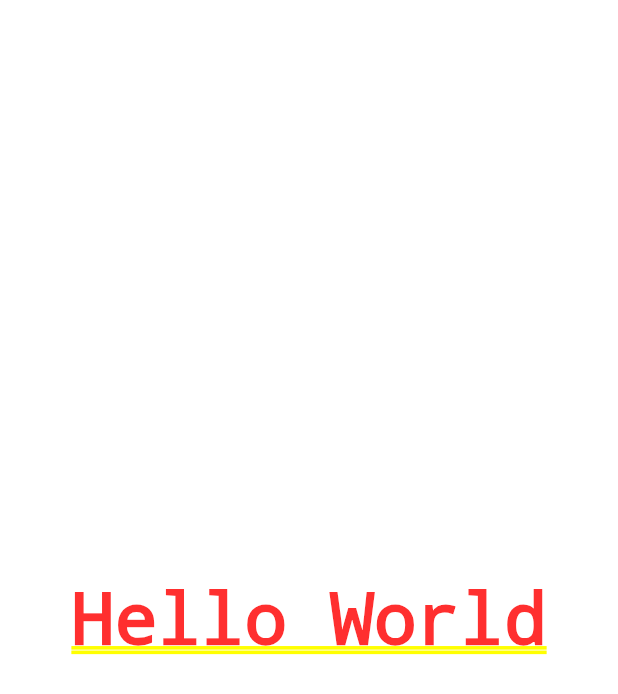
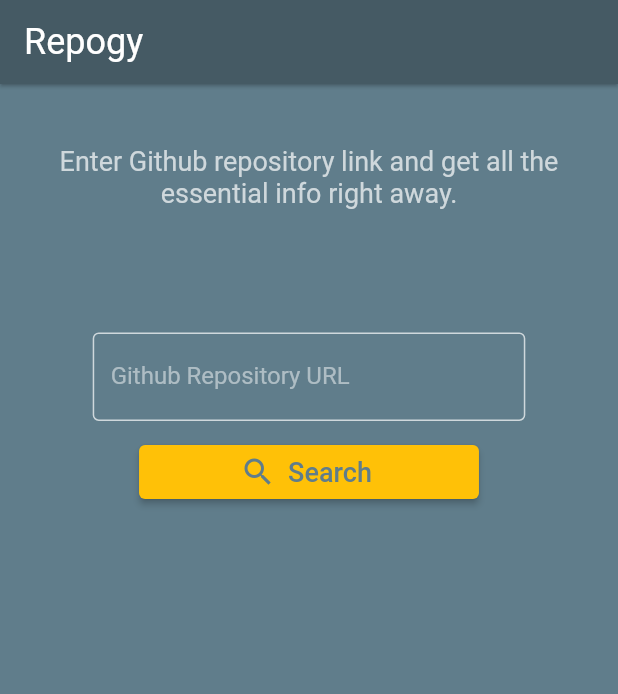
Before and after one commit to zorro-ftw/repogy, a Flutter app: the screen it shows after launch, on a phone screen of 412 x 824 dp. Shown: the top 694 px of the screen. Run offline on Flutter 3.47's test engine with Material 2 defaults, Android fonts, the phone set to English and light mode, and no system bars; accounts and stored records are empty.

Commit message:
Main Screen functions completed.

```diff
--- /dev/null
+++ b/lib/constants.dart
@@ -0,0 +1,9 @@
+import 'package:flutter/material.dart';
+const kPrimaryColor = Color(0xFF607D8B);
+const kPrimaryColorLight = Color(0xFFCFD8DC);
+const kPrimaryColorDark = Color(0xFF455A64);
+const kAccentColor = Color(0xFFFFC107);
+const kGeneralTextColor = Colors.white;
+const kPrimaryTextColor = Color(0xFF212121);
+const kSecondaryTextColor = Color(0xFF757575);
+const kDividerColor = Color(0xFFBDBDBD);
--- a/lib/main.dart
+++ b/lib/main.dart
@@ -18,11 +18,9 @@ class Repogy extends StatelessWidget {
   // This widget is the root of your application.
   @override
   Widget build(BuildContext context) {
-    return MaterialApp(
-      theme: ThemeData(
-        primarySwatch: Colors.blue,
-      ),
-      home: const MainScreen(),
+    return const MaterialApp(
+      debugShowCheckedModeBanner: false,
+      home: MainScreen(),
     );
   }
 }
--- a/lib/viewmodels/main_data.dart
+++ b/lib/viewmodels/main_data.dart
@@ -19,6 +19,9 @@ class MainData extends ChangeNotifier {
 
   /// Initiates the data collecting operation. Created to be called from MainScreen.
   Future getFullData(String url) async {
+    dataMode = DataMode.loading;
+    notifyListeners();
+
     composedRepoApi = apiLinkRepo + parseGivenUrl(url);
     repoRawData = await _repoService.getRepoData(composedRepoApi);
     if (repoRawData.runtimeType == bool && !repoRawData) {
@@ -27,22 +30,19 @@ class MainData extends ChangeNotifier {
     } else {
       await getOwnerData();
       await getPullRequests();
-
     }
 
     // If all data collecting is completed successfully, continue building related variables.
     if (dataMode != DataMode.fail) {
       currentRepo = Repo(
-          name: repoRawData["name"],
-          owner: currentRepoOwner,
-          private: repoRawData["private"],
-          pullRequests: pullRequests?? 0,
-          );
+        name: repoRawData["name"],
+        owner: currentRepoOwner,
+        private: repoRawData["private"],
+        pullRequests: pullRequests ?? 0,
+      );
       dataMode = DataMode.success;
       notifyListeners();
     }
-
-
   }
 
   /// Requests data of owner User.
@@ -71,6 +71,7 @@ class MainData extends ChangeNotifier {
   String parseGivenUrl(String url) {
     // Splits the given string into two parts, we need the second part, meaning "/{owner}/{repo}"
     List<String> split = url.split('github.com/');
+    print("SPLIT GELDİ = $split");
 
     // Adding a control step for a corner case i.e. "/" at the end
     if (split[1][split[1].length - 1] == "/") {
--- a/lib/views/main_screen.dart
+++ b/lib/views/main_screen.dart
@@ -1,17 +1,116 @@
 import 'package:flutter/material.dart';
 import 'package:provider/provider.dart';
+import 'package:repogy/constants.dart';
 import 'package:repogy/viewmodels/main_data.dart';
+import 'package:repogy/views/repo_screen.dart';
 
-class MainScreen extends StatelessWidget {
+import '../widgets/custom_textfield.dart';
+
+class MainScreen extends StatefulWidget {
   const MainScreen({Key? key}) : super(key: key);
 
   @override
+  State<MainScreen> createState() => _MainScreenState();
+}
+
+class _MainScreenState extends State<MainScreen> {
+  final TextEditingController _textEditingController = TextEditingController();
+
+  @override
+  void initState() {
+    super.initState();
+    _textEditingController.addListener(() {
+      setState(() {});
+    });
+  }
+
+  @override
   Widget build(BuildContext context) {
-    Provider.of<MainData>(context, listen: false)
-        .getFullData("https://github.com/zorro-ftw/publist");
+    final size = MediaQuery.of(context).size;
 
-    return const Center(
-      child: Text('Hello World'),
+    return Scaffold(
+      resizeToAvoidBottomInset: false,
+      appBar: AppBar(
+        backgroundColor: kPrimaryColorDark,
+        elevation: 1,
+        title: const Text("Repogy"),
+        titleTextStyle: const TextStyle(fontSize: 24, color: kGeneralTextColor),
+      ),
+      body: Column(
+        children: [
+          Expanded(
+            child: Container(
+              color: kPrimaryColor,
+              child: Column(
+                children: [
+                  SizedBox(
+                    height: size.height * 0.05,
+                  ),
+                  Row(
+                    mainAxisAlignment: MainAxisAlignment.center,
+                    children: [
+                      SizedBox(
+                        width: size.width * 0.85,
+                        child: const Text(
+                          "Enter Github repository link and get all the essential info right away.",
+                          textAlign: TextAlign.center,
+                          style: TextStyle(
+                              fontSize: 18, color: kPrimaryColorLight),
+                        ),
+                      ),
+                    ],
+                  ),
+                  SizedBox(
+                    height: size.height * 0.1,
+                  ),
+                  Row(
+                    mainAxisAlignment: MainAxisAlignment.center,
+                    children: [
+                      SizedBox(
+                        width: size.width * 0.7,
+                        child: CustomTextField(
+                            textEditingController: _textEditingController),
+                      ),
+                    ],
+                  ),
+                  SizedBox(
+                    height: 10,
+                    width: size.width * 0.7,
+                  ),
+                  ElevatedButton.icon(
+                    style: ElevatedButton.styleFrom(
+                        primary: kAccentColor,
+                        fixedSize: Size(size.width * 0.55, 30)),
+                    icon: const Icon(
+                      Icons.search,
+                      color: kPrimaryColor,
+                    ),
+                    label: const Text(
+                      "Search",
+                      style: TextStyle(color: kPrimaryColor, fontSize: 18),
+                    ),
+                    onPressed: () async {
+                      // Handling the case where button is clicked with wrong inputs.
+                      if (!_textEditingController.text.contains("github.com")) {
+                        print("URL BOŞ");
+                      } else {
+                        Provider.of<MainData>(context, listen: false)
+                            .getFullData(_textEditingController.text);
+                        Navigator.push(
+                          context,
+                          MaterialPageRoute(
+                            builder: (context) => const RepoScreen(),
+                          ),
+                        );
+                      }
+                    },
+                  ),
+                ],
+              ),
+            ),
+          ),
+        ],
+      ),
     );
   }
 }
--- /dev/null
+++ b/lib/views/repo_screen.dart
@@ -0,0 +1,20 @@
+import 'package:flutter/material.dart';
+import 'package:provider/provider.dart';
+import 'package:repogy/enums.dart';
+import 'package:repogy/viewmodels/main_data.dart';
+
+class RepoScreen extends StatelessWidget {
+  const RepoScreen({Key? key}) : super(key: key);
+
+  @override
+  Widget build(BuildContext context) {
+    if(Provider.of<MainData>(context).dataMode == DataMode.loading){
+      return const Center(child: SizedBox(
+        height: 30,
+          width: 30,
+          child: CircularProgressIndicator(),),);
+    }else{
+      return Container(color: Colors.red,);
+    }
+  }
+}
--- /dev/null
+++ b/lib/widgets/custom_textfield.dart
@@ -0,0 +1,43 @@
+import 'package:flutter/material.dart';
+import 'package:repogy/constants.dart';
+
+class CustomTextField extends StatelessWidget {
+  const CustomTextField({
+    Key? key,
+    required TextEditingController textEditingController,
+  })  : _textEditingController = textEditingController,
+        super(key: key);
+
+  final TextEditingController _textEditingController;
+
+  @override
+  Widget build(BuildContext context) {
+    return TextField(
+      controller: _textEditingController,
+      style: const TextStyle(color: kPrimaryColorLight),
+      decoration: InputDecoration(
+          hintText: "https://github.com/user/repo",
+          hintStyle: TextStyle(
+            color: kPrimaryColorLight.withOpacity(0.5),
+          ),
+          labelText: "Github Repository URL",
+          labelStyle: TextStyle(
+            color: kPrimaryColorLight.withOpacity(0.7),
+          ),
+          floatingLabelStyle: const TextStyle(color: kAccentColor),
+          suffixIcon: _textEditingController.text.isEmpty
+              ? null
+              : IconButton(
+                  onPressed: () => _textEditingController.clear(),
+                  icon: const Icon(Icons.close), color: kPrimaryColorLight,),
+          enabledBorder: const OutlineInputBorder(
+            borderSide: BorderSide(color: kPrimaryColorLight, width: 1),
+          ),
+          focusedBorder: const OutlineInputBorder(
+            borderSide: BorderSide(color: kAccentColor, width: 2),
+          )),
+      keyboardType: TextInputType.url,
+      textInputAction: TextInputAction.search,
+    );
+  }
+}
```
